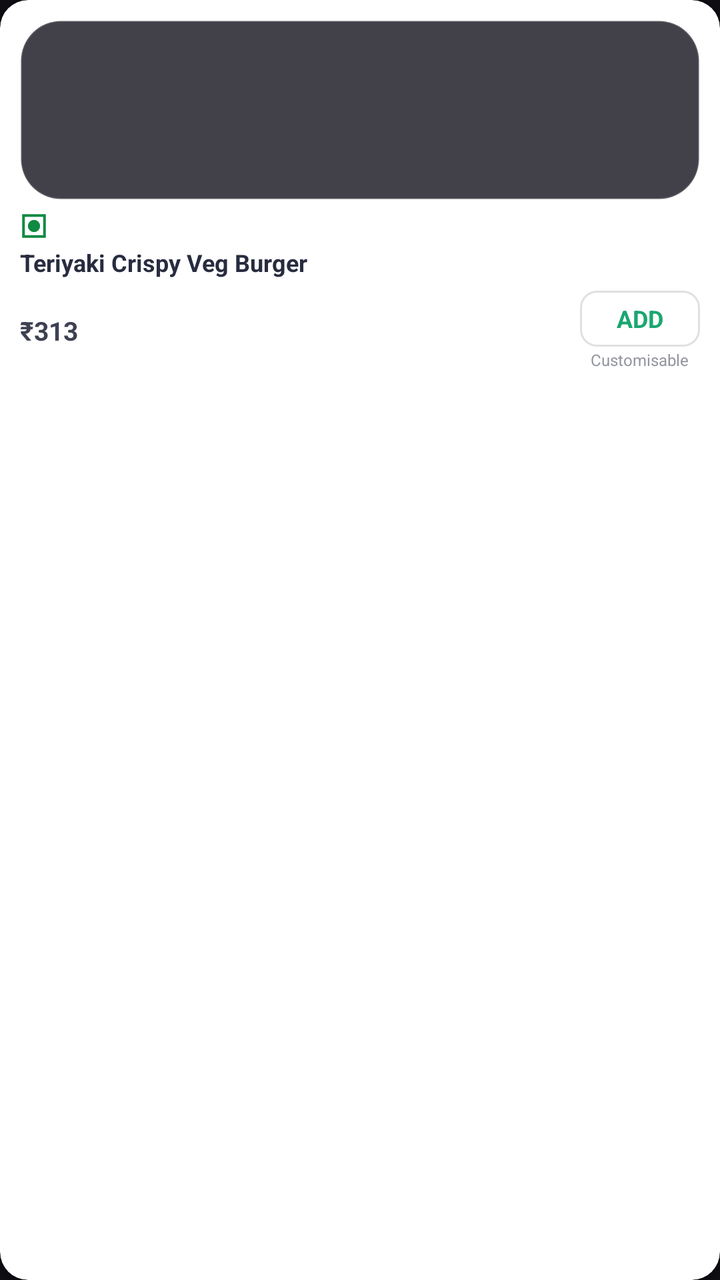
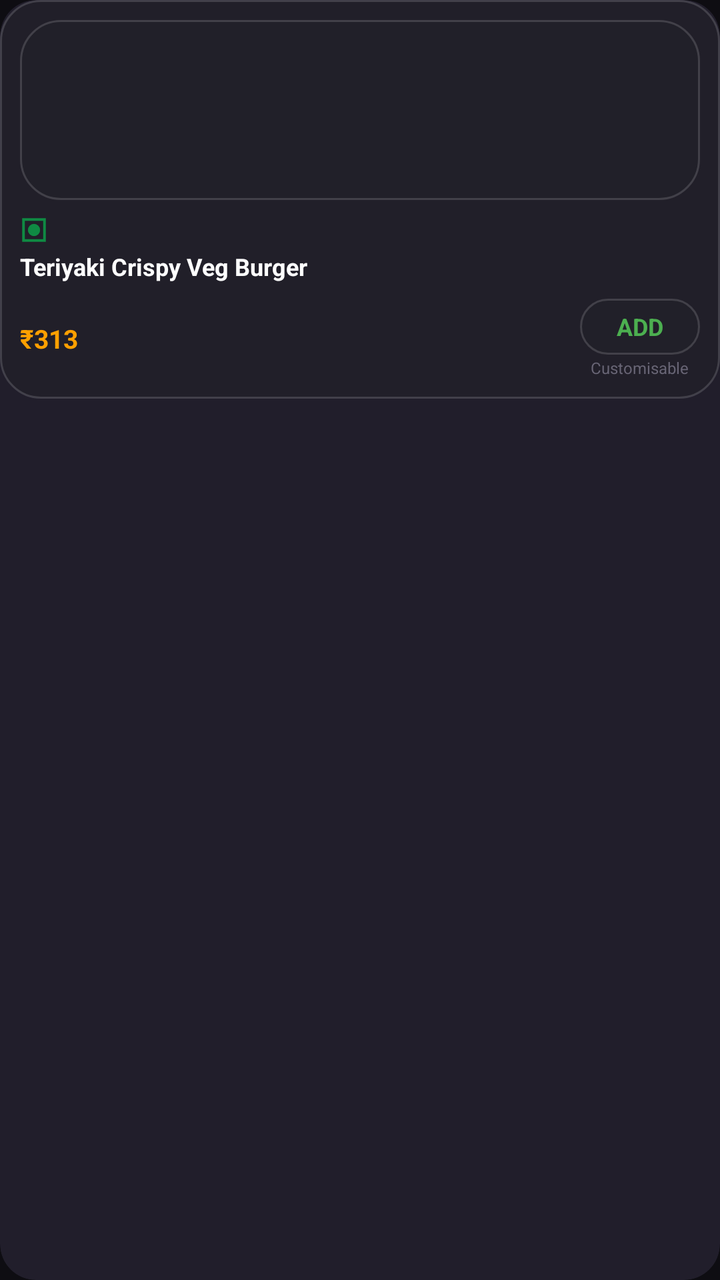

Before-and-after screenshots of an Android layout around one commit, followed by the original layout XML and the change that was made.
<!-- AndroidManifest.xml: application theme Theme.FoodieHub -->
<!-- res/layout/item_restaurant_combo.xml -->
<?xml version="1.0" encoding="utf-8"?>
<androidx.cardview.widget.CardView xmlns:android="http://schemas.android.com/apk/res/android"
    xmlns:app="http://schemas.android.com/apk/res-auto"
    android:layout_width="160dp"
    android:layout_height="wrap_content"
    android:layout_marginEnd="12dp"
    android:layout_marginVertical="6dp"
    app:cardBackgroundColor="@color/white"
    app:cardCornerRadius="14dp"
    app:cardElevation="2dp">

    <LinearLayout
        android:layout_width="match_parent"
        android:layout_height="wrap_content"
        android:orientation="vertical"
        android:padding="10dp">

        <ImageView
            android:id="@+id/imgCombo"
            android:layout_width="match_parent"
            android:layout_height="90dp"
            android:scaleType="centerCrop"
            android:src="@drawable/bg_glass_card" />

        <ImageView
            android:id="@+id/imgComboVegNonVeg"
            android:layout_width="14dp"
            android:layout_height="14dp"
            android:layout_marginTop="6dp"
            android:src="@drawable/ic_veg" />

        <TextView
            android:id="@+id/txtComboTitle"
            android:layout_width="match_parent"
            android:layout_height="wrap_content"
            android:layout_marginTop="3dp"
            android:ellipsize="end"
            android:maxLines="2"
            android:text="Teriyaki Crispy Veg Burger"
            android:textColor="#282C3F"
            android:textSize="12sp"
            android:textStyle="bold" />

        <RelativeLayout
            android:layout_width="match_parent"
            android:layout_height="wrap_content"
            android:layout_marginTop="6dp">

            <TextView
                android:id="@+id/txtComboPrice"
                android:layout_width="wrap_content"
                android:layout_height="wrap_content"
                android:layout_alignParentStart="true"
                android:layout_centerVertical="true"
                android:text="₹313"
                android:textColor="#3E4152"
                android:textSize="13sp"
                android:textStyle="bold" />

            <LinearLayout
                android:layout_width="wrap_content"
                android:layout_height="wrap_content"
                android:layout_alignParentEnd="true"
                android:layout_centerVertical="true"
                android:gravity="center"
                android:orientation="vertical">

                <TextView
                    android:id="@+id/btnComboAdd"
                    android:layout_width="60dp"
                    android:layout_height="28dp"
                    android:background="@drawable/bg_swiggy_add_btn"
                    android:gravity="center"
                    android:text="ADD"
                    android:textColor="#1BA672"
                    android:textSize="12sp"
                    android:textStyle="bold" />

                <TextView
                    android:layout_width="wrap_content"
                    android:layout_height="wrap_content"
                    android:layout_marginTop="1dp"
                    android:text="Customisable"
                    android:textColor="#93959F"
                    android:textSize="8sp" />
            </LinearLayout>

        </RelativeLayout>

    </LinearLayout>

</androidx.cardview.widget.CardView>
<!-- resources referenced by this layout -->
<resources>
  <color name="white">#FFFFFF</color>
  <!-- drawable bg_glass_card (drawable) -->
  <?xml version="1.0" encoding="utf-8"?>
  <shape xmlns:android="http://schemas.android.com/apk/res/android"
      android:shape="rectangle">
      <solid android:color="#D922202A" />
      <corners android:radius="20dp" />
      <stroke
          android:width="1dp"
          android:color="#26FFFFFF" />
  </shape>
  <!-- drawable bg_swiggy_add_btn (drawable) -->
  <?xml version="1.0" encoding="utf-8"?>
  <shape xmlns:android="http://schemas.android.com/apk/res/android"
      android:shape="rectangle">
      <solid android:color="#FFFFFF" />
      <stroke
          android:width="1dp"
          android:color="#E0E0E0" />
      <corners android:radius="8dp" />
  </shape>
  <!-- drawable ic_veg (drawable) -->
  <?xml version="1.0" encoding="utf-8"?>
  <vector xmlns:android="http://schemas.android.com/apk/res/android"
      android:width="16dp"
      android:height="16dp"
      android:viewportWidth="16"
      android:viewportHeight="16">
      
      <path
          android:strokeColor="#0F8A43"
          android:strokeWidth="1.5"
          android:fillColor="#00000000"
          android:pathData="M2,2 h12 v12 h-12 z" />
      
      <path
          android:fillColor="#0F8A43"
          android:pathData="M8,8m-3.5,0a3.5,3.5 0,1 1,7 0a3.5,3.5 0,1 1,-7 0" />
  </vector>
  <style name="Theme.FoodieHub" parent="Theme.Material3.DayNight.NoActionBar">
          <item name="colorPrimary">@color/primary</item>
          <item name="colorPrimaryVariant">@color/primary_dark</item>
          <item name="colorSecondary">@color/accent</item>
          <item name="android:statusBarColor">#0E0D12</item>
          <item name="android:navigationBarColor">#0E0D12</item>
          <item name="android:windowBackground">#0E0D12</item>
          <item name="android:windowLightStatusBar">false</item>
          <item name="windowActionBar">false</item>
          <item name="windowNoTitle">true</item>
      </style>
  <color name="primary">#FF6D00</color>
  <color name="primary_dark">#E65100</color>
  <color name="accent">#FFA000</color>
</resources>

<!-- the commit's change to res/layout/item_restaurant_combo.xml (unified diff, before → after) -->
@@ -5,13 +5,14 @@
     android:layout_height="wrap_content"
     android:layout_marginEnd="12dp"
     android:layout_marginVertical="6dp"
-    app:cardBackgroundColor="@color/white"
-    app:cardCornerRadius="14dp"
-    app:cardElevation="2dp">
+    app:cardBackgroundColor="#211E2B"
+    app:cardCornerRadius="18dp"
+    app:cardElevation="3dp">
 
     <LinearLayout
         android:layout_width="match_parent"
         android:layout_height="wrap_content"
+        android:background="@drawable/bg_glass_card"
         android:orientation="vertical"
         android:padding="10dp">
 
@@ -26,7 +27,7 @@
             android:id="@+id/imgComboVegNonVeg"
             android:layout_width="14dp"
             android:layout_height="14dp"
-            android:layout_marginTop="6dp"
+            android:layout_marginTop="8dp"
             android:src="@drawable/ic_veg" />
 
         <TextView
@@ -37,14 +38,14 @@
             android:ellipsize="end"
             android:maxLines="2"
             android:text="Teriyaki Crispy Veg Burger"
-            android:textColor="#282C3F"
+            android:textColor="@color/text_white"
             android:textSize="12sp"
             android:textStyle="bold" />
 
         <RelativeLayout
             android:layout_width="match_parent"
             android:layout_height="wrap_content"
-            android:layout_marginTop="6dp">
+            android:layout_marginTop="8dp">
 
             <TextView
                 android:id="@+id/txtComboPrice"
@@ -53,7 +54,7 @@
                 android:layout_alignParentStart="true"
                 android:layout_centerVertical="true"
                 android:text="₹313"
-                android:textColor="#3E4152"
+                android:textColor="#FFA000"
                 android:textSize="13sp"
                 android:textStyle="bold" />
 
@@ -69,10 +70,10 @@
                     android:id="@+id/btnComboAdd"
                     android:layout_width="60dp"
                     android:layout_height="28dp"
-                    android:background="@drawable/bg_swiggy_add_btn"
+                    android:background="@drawable/bg_glass_card"
                     android:gravity="center"
                     android:text="ADD"
-                    android:textColor="#1BA672"
+                    android:textColor="#4CAF50"
                     android:textSize="12sp"
                     android:textStyle="bold" />
 
@@ -81,7 +82,7 @@
                     android:layout_height="wrap_content"
                     android:layout_marginTop="1dp"
                     android:text="Customisable"
-                    android:textColor="#93959F"
+                    android:textColor="@color/text_muted"
                     android:textSize="8sp" />
             </LinearLayout>
 
<!-- resource entries referenced after the edit -->
@@ -1,6 +1,7 @@
 <!-- resources referenced by this layout -->
 <resources>
-  <color name="white">#FFFFFF</color>
+  <color name="text_muted">#686575</color>
+  <color name="text_white">#FFFFFF</color>
   <!-- drawable bg_glass_card (drawable) -->
   <?xml version="1.0" encoding="utf-8"?>
   <shape xmlns:android="http://schemas.android.com/apk/res/android"
@@ -10,16 +11,6 @@
       <stroke
           android:width="1dp"
           android:color="#26FFFFFF" />
-  </shape>
-  <!-- drawable bg_swiggy_add_btn (drawable) -->
-  <?xml version="1.0" encoding="utf-8"?>
-  <shape xmlns:android="http://schemas.android.com/apk/res/android"
-      android:shape="rectangle">
-      <solid android:color="#FFFFFF" />
-      <stroke
-          android:width="1dp"
-          android:color="#E0E0E0" />
-      <corners android:radius="8dp" />
   </shape>
   <!-- drawable ic_veg (drawable) -->
   <?xml version="1.0" encoding="utf-8"?>
@@ -46,12 +37,37 @@
           <item name="android:statusBarColor">#0E0D12</item>
           <item name="android:navigationBarColor">#0E0D12</item>
           <item name="android:windowBackground">#0E0D12</item>
+          <item name="android:colorBackground">#0E0D12</item>
           <item name="android:windowLightStatusBar">false</item>
+          <item name="android:windowSplashScreenBackground" tools:targetApi="31">#0E0D12</item>
+          <item name="android:windowSplashScreenAnimatedIcon" tools:targetApi="31">@drawable/ic_launcher</item>
           <item name="windowActionBar">false</item>
           <item name="windowNoTitle">true</item>
       </style>
   <color name="primary">#FF6D00</color>
   <color name="primary_dark">#E65100</color>
   <color name="accent">#FFA000</color>
+  <!-- drawable ic_launcher (drawable) -->
+  <vector xmlns:android="http://schemas.android.com/apk/res/android"
+      android:width="108dp"
+      android:height="108dp"
+      android:viewportWidth="108"
+      android:viewportHeight="108">
+      <path
+          android:fillColor="#FF5722"
+          android:pathData="M0,0h108v108h-108z"/>
+      <path
+          android:fillColor="#FFFFFF"
+          android:pathData="M30,42h48c3.3,0 6,-2.7 6,-6c0,-9.9 -8.1,-18 -18,-18h-24c-9.9,0 -18,8.1 -18,18c0,3.3 2.7,6 6,6z"/>
+      <path
+          android:fillColor="#FFE082"
+          android:pathData="M24,48h60v6h-60z"/>
+      <path
+          android:fillColor="#4CAF50"
+          android:pathData="M22,58h64c2,0 3.5,1.5 3.5,3.5c0,2 -1.5,3.5 -3.5,3.5h-64c-2,0 -3.5,-1.5 -3.5,-3.5c0,-2 1.5,-3.5 3.5,-3.5z"/>
+      <path
+          android:fillColor="#FFFFFF"
+          android:pathData="M26,72h56c0,9.9 -8.1,18 -18,18h-20c-9.9,0 -18,-8.1 -18,-18z"/>
+  </vector>
 </resources>
 
